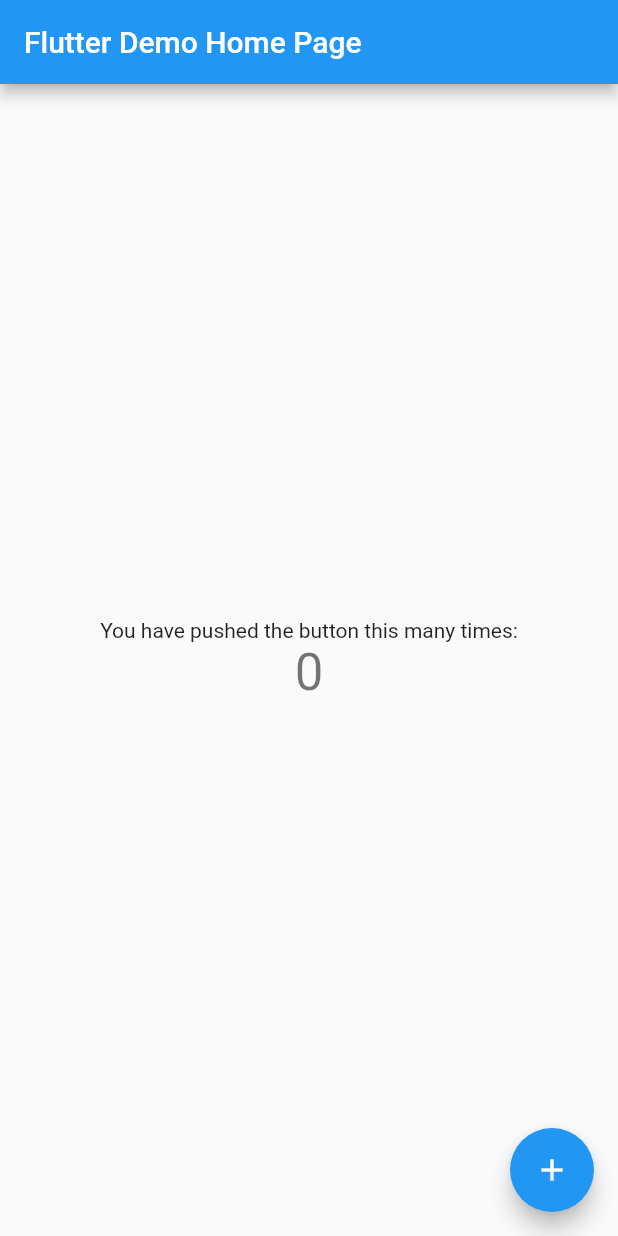
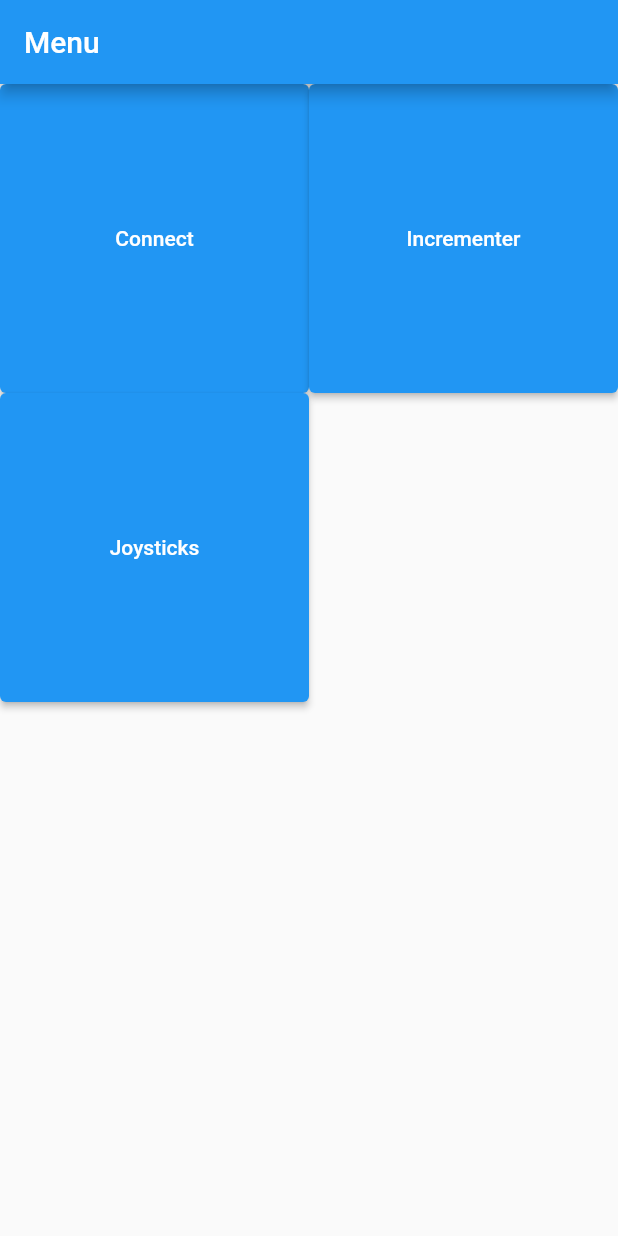
Before and after one commit to kolecreates/fixed-wing-uav, a Flutter app: the screen it shows after launch, on a phone screen of 412 x 824 dp. Run offline on Flutter 3.47's test engine with Material 2 defaults, Android fonts, the phone set to English and light mode, and no system bars; our stand-ins replace flutter_bluetooth_serial; missing offline and left inert: control_pad.

Commit message:
flight app

```diff
--- /dev/null
+++ b/flight_app/lib/constants.dart
@@ -0,0 +1,7 @@
+enum COMMAND {
+  THROTTLE,
+  LEFT_WING,
+  RIGHT_WING,
+  RUDDER,
+  FLAPS,
+}
--- a/flight_app/lib/main.dart
+++ b/flight_app/lib/main.dart
@@ -1,113 +1,73 @@
+import 'package:flight_app/connect_page.dart';
+import 'package:flight_app/incrementer_page.dart';
+import 'package:flight_app/joysticks_page.dart';
+import 'package:flight_app/service.dart';
 import 'package:flutter/material.dart';
+import 'package:provider/provider.dart';
 
 void main() {
-  runApp(MyApp());
+  runApp(App());
 }
 
-class MyApp extends StatelessWidget {
-  // This widget is the root of your application.
+class App extends StatelessWidget {
   @override
   Widget build(BuildContext context) {
-    return MaterialApp(
-      title: 'Flutter Demo',
-      theme: ThemeData(
-        // This is the theme of your application.
-        //
-        // Try running your application with "flutter run". You'll see the
-        // application has a blue toolbar. Then, without quitting the app, try
-        // changing the primarySwatch below to Colors.green and then invoke
-        // "hot reload" (press "r" in the console where you ran "flutter run",
-        // or simply save your changes to "hot reload" in a Flutter IDE).
-        // Notice that the counter didn't reset back to zero; the application
-        // is not restarted.
-        primarySwatch: Colors.blue,
+    return Provider(
+      create: (_) => Service(),
+      child: MaterialApp(
+        title: 'Flight App',
+        theme: ThemeData(
+          primarySwatch: Colors.blue,
+        ),
+        home: MenuPage(),
       ),
-      home: MyHomePage(title: 'Flutter Demo Home Page'),
     );
   }
 }
 
-class MyHomePage extends StatefulWidget {
-  MyHomePage({Key key, this.title}) : super(key: key);
-
-  // This widget is the home page of your application. It is stateful, meaning
-  // that it has a State object (defined below) that contains fields that affect
-  // how it looks.
-
-  // This class is the configuration for the state. It holds the values (in this
-  // case the title) provided by the parent (in this case the App widget) and
-  // used by the build method of the State. Fields in a Widget subclass are
-  // always marked "final".
-
-  final String title;
-
-  @override
-  _MyHomePageState createState() => _MyHomePageState();
-}
-
-class _MyHomePageState extends State<MyHomePage> {
-  int _counter = 0;
-
-  void _incrementCounter() {
-    setState(() {
-      // This call to setState tells the Flutter framework that something has
-      // changed in this State, which causes it to rerun the build method below
-      // so that the display can reflect the updated values. If we changed
-      // _counter without calling setState(), then the build method would not be
-      // called again, and so nothing would appear to happen.
-      _counter++;
-    });
-  }
+class MenuPage extends StatelessWidget {
+  MenuPage({Key key}) : super(key: key);
 
   @override
   Widget build(BuildContext context) {
-    // This method is rerun every time setState is called, for instance as done
-    // by the _incrementCounter method above.
-    //
-    // The Flutter framework has been optimized to make rerunning build methods
-    // fast, so that you can just rebuild anything that needs updating rather
-    // than having to individually change instances of widgets.
     return Scaffold(
       appBar: AppBar(
-        // Here we take the value from the MyHomePage object that was created by
-        // the App.build method, and use it to set our appbar title.
-        title: Text(widget.title),
+        title: Text('Menu'),
       ),
-      body: Center(
-        // Center is a layout widget. It takes a single child and positions it
-        // in the middle of the parent.
-        child: Column(
-          // Column is also a layout widget. It takes a list of children and
-          // arranges them vertically. By default, it sizes itself to fit its
-          // children horizontally, and tries to be as tall as its parent.
-          //
-          // Invoke "debug painting" (press "p" in the console, choose the
-          // "Toggle Debug Paint" action from the Flutter Inspector in Android
-          // Studio, or the "Toggle Debug Paint" command in Visual Studio Code)
-          // to see the wireframe for each widget.
-          //
-          // Column has various properties to control how it sizes itself and
-          // how it positions its children. Here we use mainAxisAlignment to
-          // center the children vertically; the main axis here is the vertical
-          // axis because Columns are vertical (the cross axis would be
-          // horizontal).
-          mainAxisAlignment: MainAxisAlignment.center,
-          children: <Widget>[
-            Text(
-              'You have pushed the button this many times:',
-            ),
-            Text(
-              '$_counter',
-              style: Theme.of(context).textTheme.headline4,
-            ),
-          ],
-        ),
+      body: GridView.count(
+        crossAxisCount: 2,
+        children: List.from([
+          MenuButton(
+            label: "Connect",
+            routeBuilder: (_) => ConnectPage(),
+          ),
+          MenuButton(
+            label: "Incrementer",
+            routeBuilder: (_) => IncrementerPage(),
+          ),
+          MenuButton(
+            label: "Joysticks",
+            routeBuilder: (_) => JoysticksPage(),
+          ),
+        ]),
       ),
-      floatingActionButton: FloatingActionButton(
-        onPressed: _incrementCounter,
-        tooltip: 'Increment',
-        child: Icon(Icons.add),
-      ), // This trailing comma makes auto-formatting nicer for build methods.
     );
   }
 }
+
+class MenuButton extends StatelessWidget {
+  final String label;
+  final Widget Function(BuildContext context) routeBuilder;
+  MenuButton({this.label, this.routeBuilder});
+
+  @override
+  Widget build(BuildContext context) {
+    return ElevatedButton(
+        onPressed: () {
+          Navigator.of(context).push(
+            MaterialPageRoute(builder: routeBuilder),
+          );
+        },
+        child: Text(label));
+  }
+}
```
Also changed, not shown: flight_app/lib/connect_page.dart (added, +92 -0 lines), flight_app/lib/incrementer_page.dart (added, +103 -0 lines), flight_app/lib/joysticks_page.dart (added, +74 -0 lines), flight_app/lib/service.dart (added, +62 -0 lines), flight_app/pubspec.yaml (+4 -54 lines), flight_app/pubspec.lock, 4 other files.
